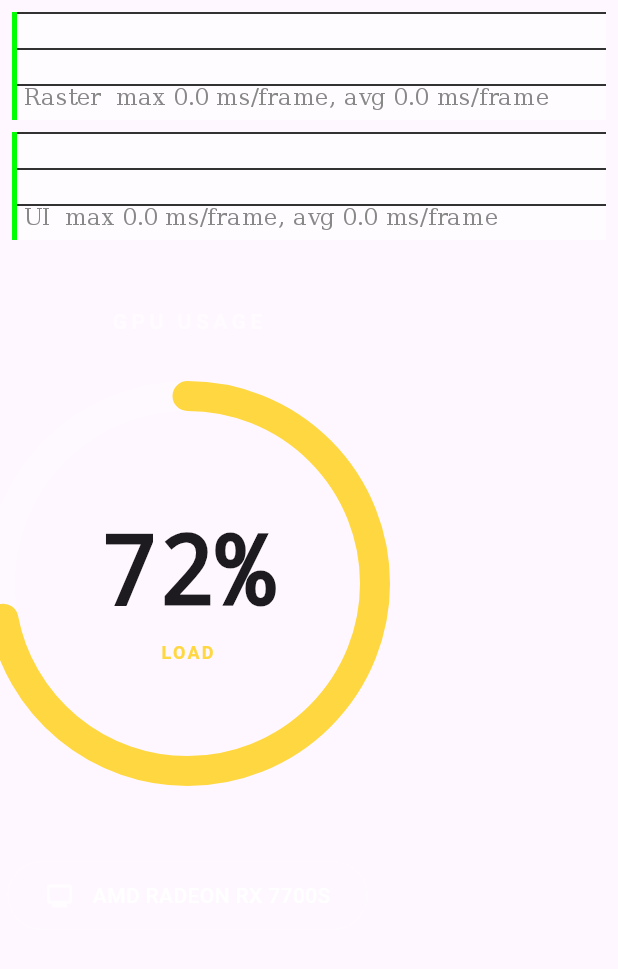
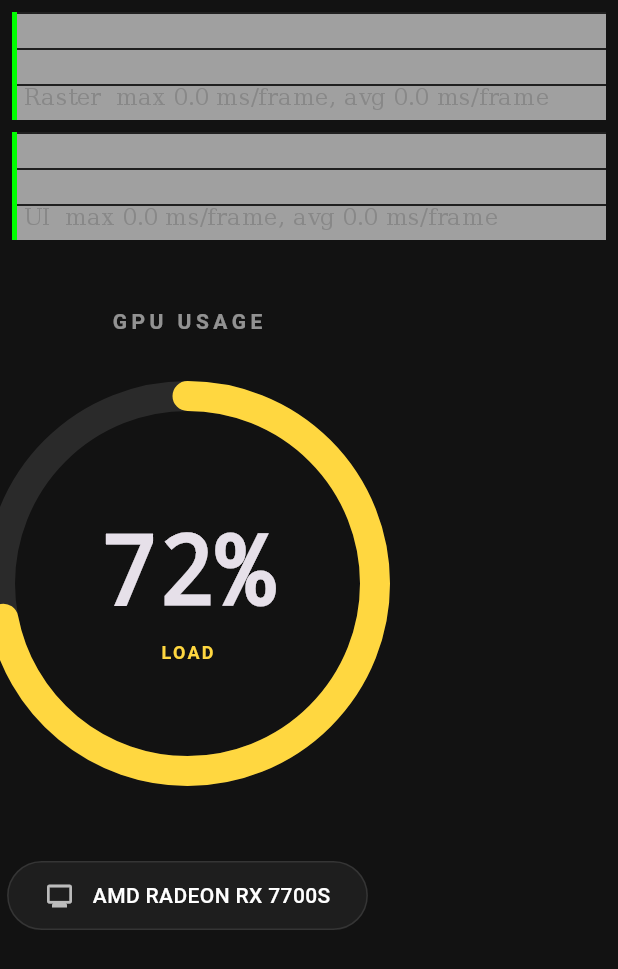
Before and after one commit to huynhtastic/linux_stats, a Flutter app: the MetricGauge widget shown alone on an empty page, opened directly, on a phone screen of 412 x 824 dp. Shown: the top 969 px of the screen. Run offline on Flutter 3.47's test engine with Material 3 defaults, Android fonts, the phone set to English and light mode, and no system bars.

Commit message:
feat: make metric names dynamic

```diff
--- a/lib/app.dart
+++ b/lib/app.dart
@@ -11,9 +11,9 @@ class App extends StatelessWidget {
       showPerformanceOverlay: true,
       debugShowCheckedModeBanner: false,
       title: 'AMD GPU Monitor',
-      theme: ThemeData.light().copyWith(
-        // scaffoldBackgroundColor: const Color(0xFF121212),
-        colorScheme: const ColorScheme.light(
+      theme: ThemeData.dark().copyWith(
+        scaffoldBackgroundColor: const Color(0xFF121212),
+        colorScheme: const ColorScheme.dark(
           primary: Color(0xFFBB86FC),
           secondary: Color(0xFF03DAC6),
           surface: Color(0xFF1E1E1E),
--- a/lib/dashboard_screen.dart
+++ b/lib/dashboard_screen.dart
@@ -96,6 +96,7 @@ class _DashboardScreenState extends State<DashboardScreen> {
             : MetricGauge(
                 percent: percent,
                 color: statusColor,
+                name: 'GPU USAGE',
               ),
       ),
     );
--- a/lib/metric_gauge.dart
+++ b/lib/metric_gauge.dart
@@ -6,17 +6,23 @@ import 'device_label.dart';
 class MetricGauge extends StatelessWidget {
   final double percent;
   final Color color;
+  final String name;
 
-  const MetricGauge({super.key, required this.percent, required this.color});
+  const MetricGauge({
+    super.key,
+    required this.percent,
+    required this.color,
+    required this.name,
+  });
 
   @override
   Widget build(BuildContext context) {
     return Column(
       mainAxisAlignment: MainAxisAlignment.center,
       children: [
-        const Text(
-          'GPU USAGE',
-          style: TextStyle(
+        Text(
+          name.toUpperCase(),
+          style: const TextStyle(
             fontSize: 14,
             letterSpacing: 3,
             fontWeight: FontWeight.w600,
@@ -72,6 +78,7 @@ class MetricGauge extends StatelessWidget {
 @Preview(name: 'Metric Gauge')
 Widget buildPreview() {
   return const MetricGauge(
+    name: 'gpu usage',
     percent: 0.72,
     color: Colors.amberAccent,
   );
```
